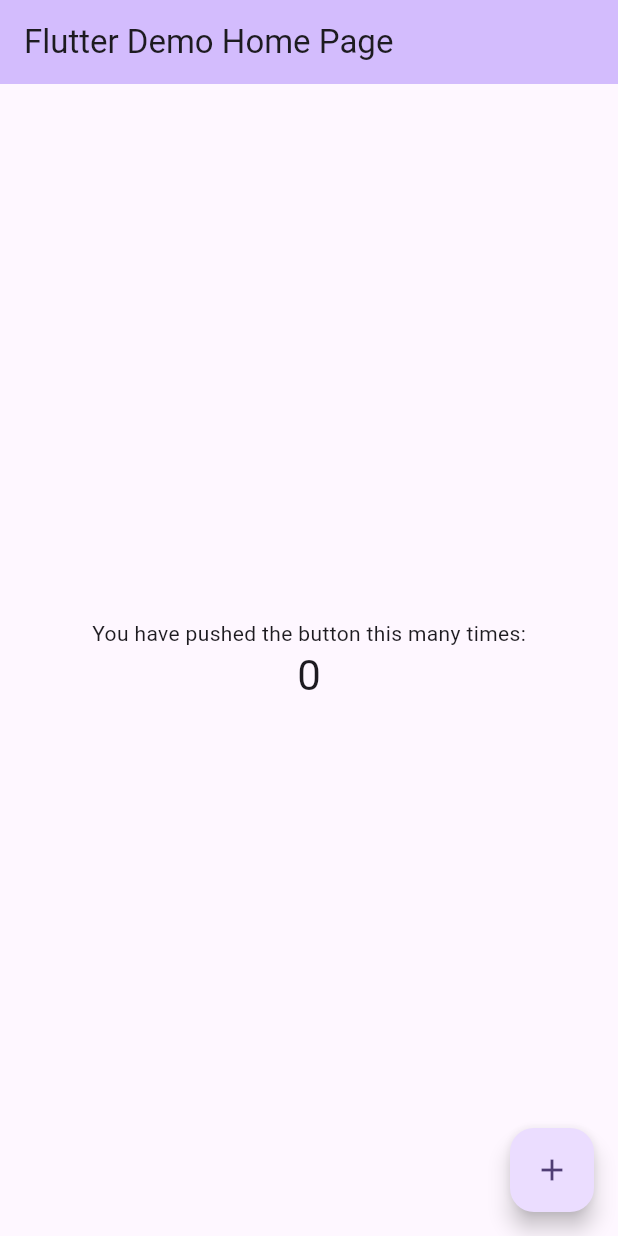
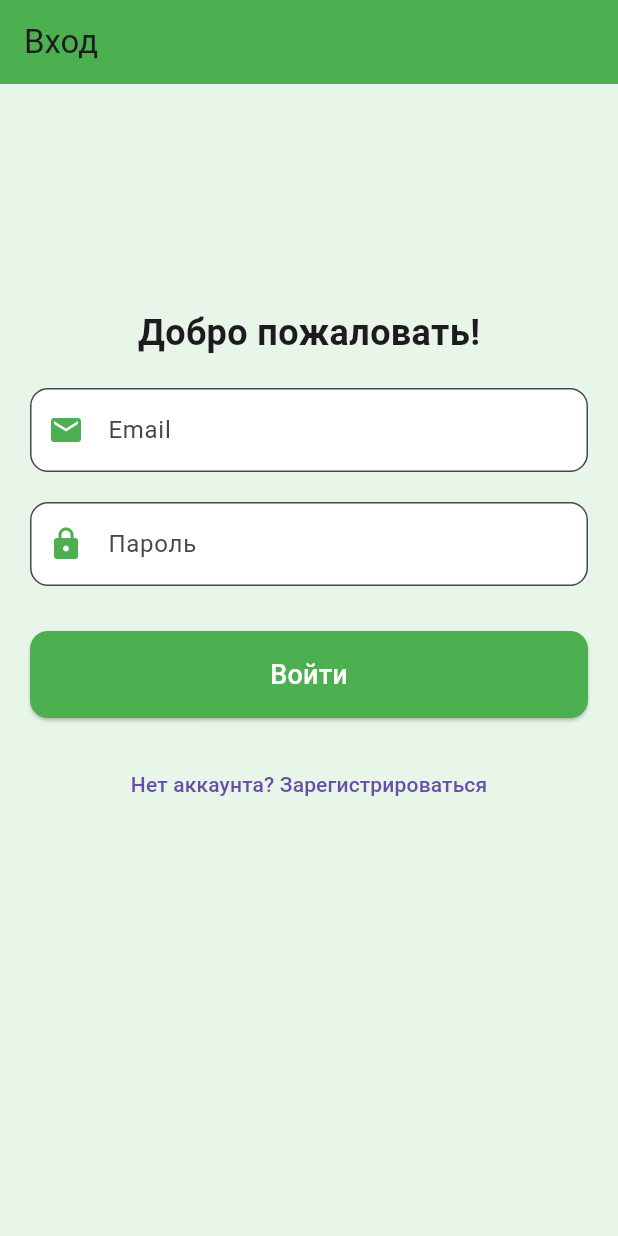
Before and after one commit to shaxabaxa1117/missionland_app, a Flutter app: the screen it shows after launch, on a phone screen of 412 x 824 dp. Run offline on Flutter 3.47's test engine with Material 3 defaults, Android fonts, the phone set to English and light mode, and no system bars.

Commit message:
feat: Implement authentication pages with custom text fields and buttons

```diff
--- /dev/null
+++ b/lib/auth/presentation/components/custom_text_field.dart
@@ -0,0 +1,28 @@
+import 'package:flutter/material.dart';
+
+class CustomTextField extends StatelessWidget {
+  final String label;
+  final IconData icon;
+  final bool obscureText;
+
+  const CustomTextField({
+    super.key,
+    required this.label,
+    required this.icon,
+    this.obscureText = false,
+  });
+
+  @override
+  Widget build(BuildContext context) {
+    return TextField(
+      obscureText: obscureText,
+      decoration: InputDecoration(
+        prefixIcon: Icon(icon, color: Theme.of(context).primaryColor),
+        labelText: label,
+        filled: true,
+        fillColor: Colors.white,
+        border: OutlineInputBorder(borderRadius: BorderRadius.circular(12)),
+      ),
+    );
+  }
+}
--- /dev/null
+++ b/lib/auth/presentation/components/green_button.dart
@@ -0,0 +1,29 @@
+import 'package:flutter/material.dart';
+
+class GreenButton extends StatelessWidget {
+  final String text;
+  final VoidCallback onPressed;
+
+  const GreenButton({
+    super.key,
+    required this.text,
+    required this.onPressed,
+  });
+
+  @override
+  Widget build(BuildContext context) {
+    return SizedBox(
+      width: double.infinity,
+      child: ElevatedButton(
+        style: ElevatedButton.styleFrom(
+          foregroundColor: Colors.white,
+          backgroundColor: Theme.of(context).primaryColor,
+          padding: const EdgeInsets.symmetric(vertical: 16),
+          shape: RoundedRectangleBorder(borderRadius: BorderRadius.circular(12)),
+        ),
+        onPressed: onPressed,
+        child: Text(text, style: const TextStyle(fontSize: 18)),
+      ),
+    );
+  }
+}
--- /dev/null
+++ b/lib/auth/presentation/sig_in_page.dart
@@ -0,0 +1,55 @@
+import 'package:flutter/material.dart';
+
+import 'package:missionland_app/auth/presentation/components/custom_text_field.dart';
+import 'package:missionland_app/auth/presentation/components/green_button.dart';
+
+
+class SignInPage extends StatelessWidget {
+  const SignInPage({super.key});
+
+  @override
+  Widget build(BuildContext context) {
+    return Scaffold(
+      appBar: AppBar(
+        title: const Text('Вход'),
+        backgroundColor: Theme.of(context).primaryColor,
+      ),
+      body: Padding(
+        padding: const EdgeInsets.all(20.0),
+        child: Column(
+          children: [
+            const Spacer(flex: 1),
+            const Text(
+              'Добро пожаловать!',
+              style: TextStyle(fontSize: 24, fontWeight: FontWeight.bold),
+            ),
+            const SizedBox(height: 20),
+            const CustomTextField(
+              label: 'Email',
+              icon: Icons.email,
+            ),
+            const SizedBox(height: 20),
+            const CustomTextField(
+              label: 'Пароль',
+              icon: Icons.lock,
+              obscureText: true,
+            ),
+            const SizedBox(height: 30),
+            GreenButton(
+              text: 'Войти',
+              onPressed: () {
+                // TODO: логика входа
+              },
+            ),
+            const SizedBox(height: 20),
+            TextButton(
+              onPressed: () => Navigator.pushNamed(context, '/register'),
+              child: const Text('Нет аккаунта? Зарегистрироваться'),
+            ),
+            const Spacer(flex: 2),
+          ],
+        ),
+      ),
+    );
+  }
+}
--- a/lib/main.dart
+++ b/lib/main.dart
@@ -1,101 +1,31 @@
 import 'package:flutter/material.dart';
+import 'package:missionland_app/auth/presentation/sig_in_page.dart';
+import 'package:missionland_app/auth/presentation/sign_up_page.dart';
 
 void main() {
-  runApp(const MyApp());
+  runApp(const EcoApp());
 }
 
-class MyApp extends StatelessWidget {
-  const MyApp({super.key});
-
+class EcoApp extends StatelessWidget {
+  const EcoApp({super.key});
 
   @override
   Widget build(BuildContext context) {
     return MaterialApp(
-      title: 'Flutter Demo',
+      title: 'Eco App',
+      debugShowCheckedModeBanner: false,
       theme: ThemeData(
-
-        colorScheme: ColorScheme.fromSeed(seedColor: Colors.deepPurple),
+        primaryColor: const Color(0xFF4CAF50), // зелёный
+        scaffoldBackgroundColor: const Color(0xFFE8F5E9), // светло-зелёный
+        inputDecorationTheme: const InputDecorationTheme(
+          border: OutlineInputBorder(),
+        ),
       ),
-      home: const MyHomePage(title: 'Flutter Demo Home Page'),
+      initialRoute: '/login',
+      routes: {
+        '/login': (_) => const SignInPage(),
+        '/register': (_) => const SignUpPage(),
+      },
     );
   }
 }
-
-class MyHomePage extends StatefulWidget {
-  const MyHomePage({super.key, required this.title});
-
-
-
-  final String title;
-
-  @override
-  State<MyHomePage> createState() => _MyHomePageState();
-}
-
-class _MyHomePageState extends State<MyHomePage> {
-  int _counter = 0;
-
-  void _incrementCounter() {
-    setState(() {
-      // This call to setState tells the Flutter framework that something has
-      // changed in this State, which causes it to rerun the build method below
-      // so that the display can reflect the updated values. If we changed
-      // _counter without calling setState(), then the build method would not be
-      // called again, and so nothing would appear to happen.
-      _counter++;
-    });
-  }
-
-  @override
-  Widget build(BuildContext context) {
-    // This method is rerun every time setState is called, for instance as done
-    // by the _incrementCounter method above.
-    //
-    // The Flutter framework has been optimized to make rerunning build methods
-    // fast, so that you can just rebuild anything that needs updating rather
-    // than having to individually change instances of widgets.
-    return Scaffold(
-      appBar: AppBar(
-        // TRY THIS: Try changing the color here to a specific color (to
-        // Colors.amber, perhaps?) and trigger a hot reload to see the AppBar
-        // change color while the other colors stay the same.
-        backgroundColor: Theme.of(context).colorScheme.inversePrimary,
-        // Here we take the value from the MyHomePage object that was created by
-        // the App.build method, and use it to set our appbar title.
-        title: Text(widget.title),
-      ),
-      body: Center(
-        // Center is a layout widget. It takes a single child and positions it
-        // in the middle of the parent.
-        child: Column(
-          // Column is also a layout widget. It takes a list of children and
-          // arranges them vertically. By default, it sizes itself to fit its
-          // children horizontally, and tries to be as tall as its parent.
-          //
-          // Column has various properties to control how it sizes itself and
-          // how it positions its children. Here we use mainAxisAlignment to
-          // center the children vertically; the main axis here is the vertical
-          // axis because Columns are vertical (the cross axis would be
-          // horizontal).
-          //
-          // TRY THIS: Invoke "debug painting" (choose the "Toggle Debug Paint"
-          // action in the IDE, or press "p" in the console), to see the
-          // wireframe for each widget.
-          mainAxisAlignment: MainAxisAlignment.center,
-          children: <Widget>[
-            const Text('You have pushed the button this many times:'),
-            Text(
-              '$_counter',
-              style: Theme.of(context).textTheme.headlineMedium,
-            ),
-          ],
-        ),
-      ),
-      floatingActionButton: FloatingActionButton(
-        onPressed: _incrementCounter,
-        tooltip: 'Increment',
-        child: const Icon(Icons.add),
-      ), // This trailing comma makes auto-formatting nicer for build methods.
-    );
-  }
-}
```
Also changed, not shown: lib/auth/presentation/sign_up_page.dart (added, +60 -0 lines).
